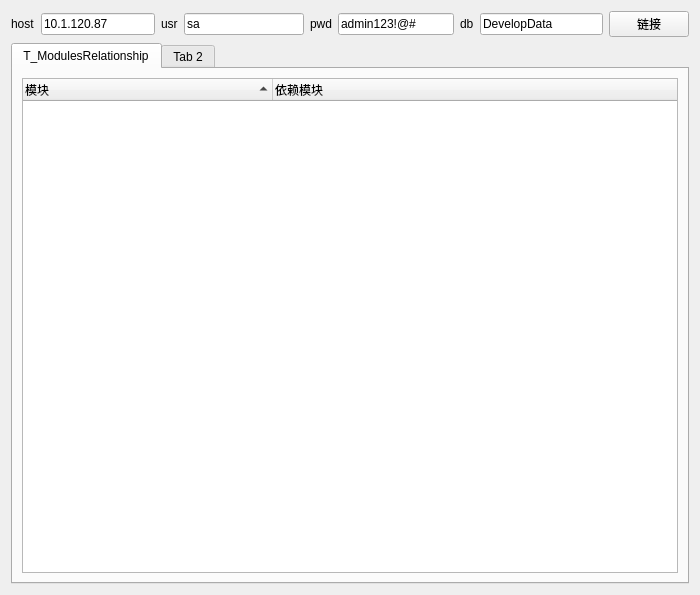
XiaoJiaoYaZi/welink, file MsgTest/UI/UI_SQL.ui: the form before one commit.
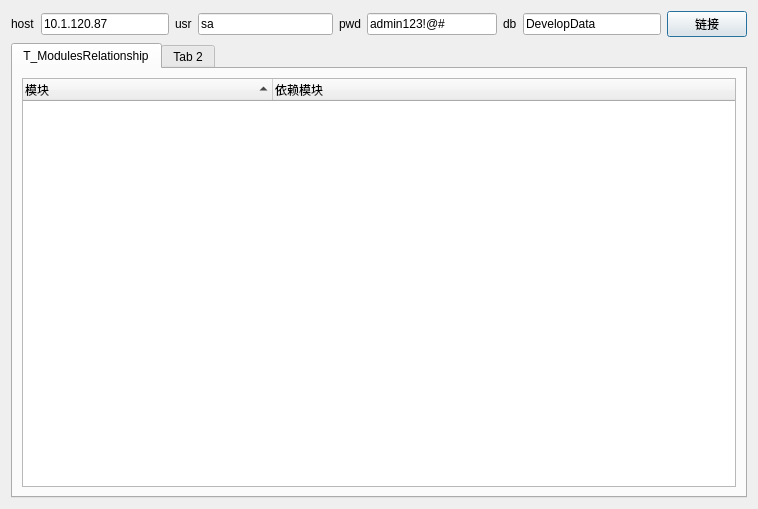
The form after the commit. Icons and pictures are not drawn.

Diff of the .ui file:
```diff
--- a/MsgTest/UI/UI_SQL.ui
+++ b/MsgTest/UI/UI_SQL.ui
@@ -1,13 +1,16 @@
 <?xml version="1.0" encoding="UTF-8"?>
 <ui version="4.0">
- <class>Form</class>
- <widget class="QWidget" name="Form">
+ <class>SQL</class>
+ <widget class="QDialog" name="SQL">
+  <property name="windowModality">
+   <enum>Qt::NonModal</enum>
+  </property>
   <property name="geometry">
    <rect>
     <x>0</x>
     <y>0</y>
-    <width>700</width>
-    <height>595</height>
+    <width>758</width>
+    <height>509</height>
    </rect>
   </property>
   <property name="windowTitle">
```
Left out of the diff: 30 changed lines with no effect on the pictures.
